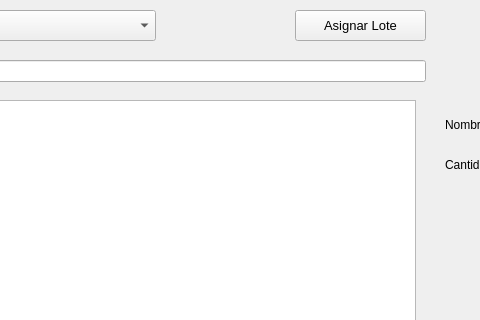
Above: PAF_GUI/PAF_GRAFICA/gui/gestionarlotegui.ui from JMOrbegoso/USS-2021-II-PP before the change; both pictures show x 335 to 815 and y 0 to 320 of the 1076 by 410 pixel window. Below: the same form after it.
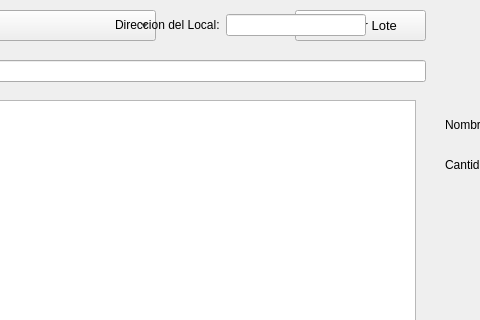
That is the form after the change. Icons and pictures are not drawn.

```diff
--- a/PAF_GUI/PAF_GRAFICA/gui/gestionarlotegui.ui
+++ b/PAF_GUI/PAF_GRAFICA/gui/gestionarlotegui.ui
@@ -211,6 +211,35 @@
     <string>Elije un Local:</string>
    </property>
   </widget>
+  <widget class="QWidget" name="layoutWidget_2">
+   <property name="geometry">
+    <rect>
+     <x>450</x>
+     <y>10</y>
+     <width>251</width>
+     <height>31</height>
+    </rect>
+   </property>
+   <layout class="QGridLayout" name="gridLayout_3">
+    <item row="0" column="0">
+     <widget class="QLabel" name="label_4">
+      <property name="text">
+       <string>Direccion del Local:</string>
+      </property>
+     </widget>
+    </item>
+    <item row="0" column="1">
+     <widget class="QLineEdit" name="direccionTxt">
+      <property name="enabled">
+       <bool>true</bool>
+      </property>
+      <property name="readOnly">
+       <bool>true</bool>
+      </property>
+     </widget>
+    </item>
+   </layout>
+  </widget>
  </widget>
  <tabstops>
   <tabstop>comboBox</tabstop>
```
Left out of the diff: 4 changed lines with no effect on the pictures.
